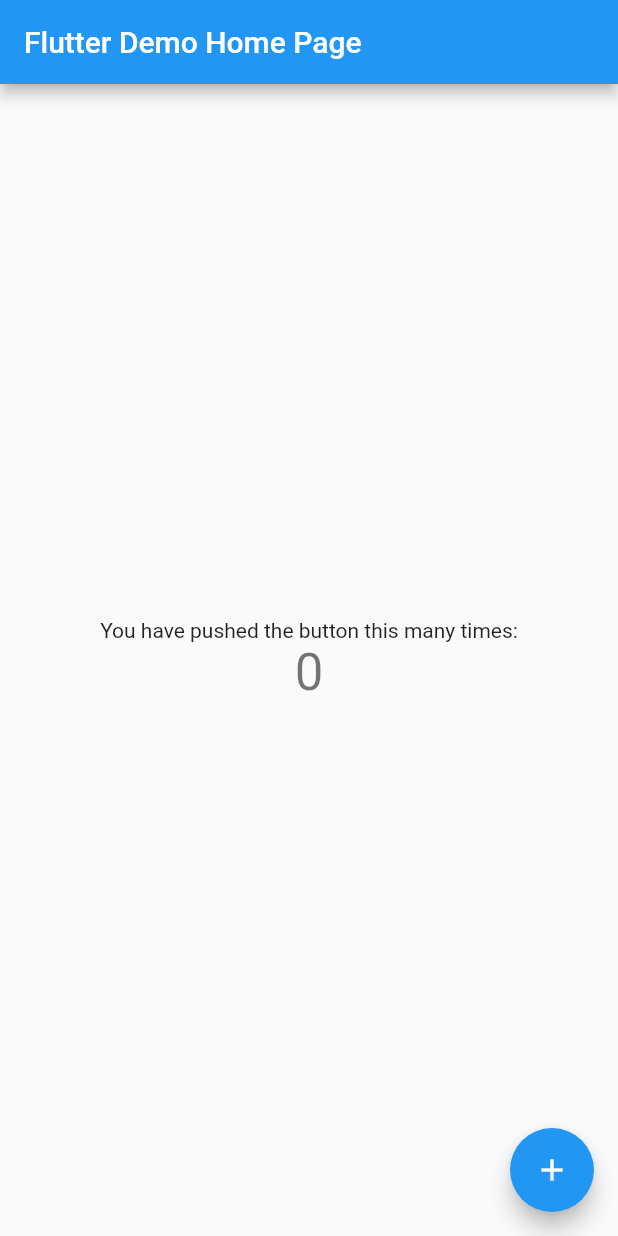
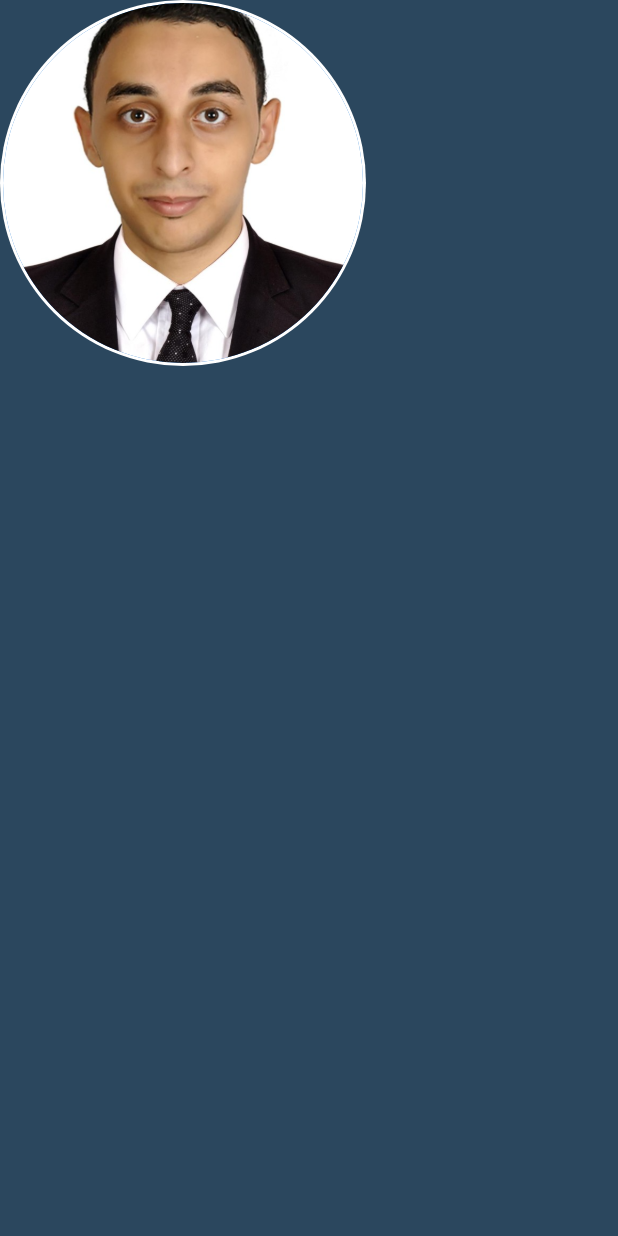
Before and after one commit to MohamedEssam9009/busniess_card_app, a Flutter app: the screen it shows after launch, on a phone screen of 412 x 824 dp. Run offline on Flutter 3.47's test engine with Material 2 defaults, Android fonts, the phone set to English and light mode, and no system bars.

```diff
--- a/lib/main.dart
+++ b/lib/main.dart
@@ -1,115 +1,32 @@
 import 'package:flutter/material.dart';
 
 void main() {
-  runApp(const MyApp());
+  runApp(const BusinessCardApp());
 }
 
-class MyApp extends StatelessWidget {
-  const MyApp({super.key});
+class BusinessCardApp extends StatelessWidget {
+  const BusinessCardApp({super.key});
 
-  // This widget is the root of your application.
   @override
   Widget build(BuildContext context) {
     return MaterialApp(
-      title: 'Flutter Demo',
-      theme: ThemeData(
-        // This is the theme of your application.
-        //
-        // Try running your application with "flutter run". You'll see the
-        // application has a blue toolbar. Then, without quitting the app, try
-        // changing the primarySwatch below to Colors.green and then invoke
-        // "hot reload" (press "r" in the console where you ran "flutter run",
-        // or simply save your changes to "hot reload" in a Flutter IDE).
-        // Notice that the counter didn't reset back to zero; the application
-        // is not restarted.
-        primarySwatch: Colors.blue,
-      ),
-      home: const MyHomePage(title: 'Flutter Demo Home Page'),
-    );
-  }
-}
-
-class MyHomePage extends StatefulWidget {
-  const MyHomePage({super.key, required this.title});
-
-  // This widget is the home page of your application. It is stateful, meaning
-  // that it has a State object (defined below) that contains fields that affect
-  // how it looks.
-
-  // This class is the configuration for the state. It holds the values (in this
-  // case the title) provided by the parent (in this case the App widget) and
-  // used by the build method of the State. Fields in a Widget subclass are
-  // always marked "final".
-
-  final String title;
-
-  @override
-  State<MyHomePage> createState() => _MyHomePageState();
-}
-
-class _MyHomePageState extends State<MyHomePage> {
-  int _counter = 0;
-
-  void _incrementCounter() {
-    setState(() {
-      // This call to setState tells the Flutter framework that something has
-      // changed in this State, which causes it to rerun the build method below
-      // so that the display can reflect the updated values. If we changed
-      // _counter without calling setState(), then the build method would not be
-      // called again, and so nothing would appear to happen.
-      _counter++;
-    });
-  }
-
-  @override
-  Widget build(BuildContext context) {
-    // This method is rerun every time setState is called, for instance as done
-    // by the _incrementCounter method above.
-    //
-    // The Flutter framework has been optimized to make rerunning build methods
-    // fast, so that you can just rebuild anything that needs updating rather
-    // than having to individually change instances of widgets.
-    return Scaffold(
-      appBar: AppBar(
-        // Here we take the value from the MyHomePage object that was created by
-        // the App.build method, and use it to set our appbar title.
-        title: Text(widget.title),
-      ),
-      body: Center(
-        // Center is a layout widget. It takes a single child and positions it
-        // in the middle of the parent.
-        child: Column(
-          // Column is also a layout widget. It takes a list of children and
-          // arranges them vertically. By default, it sizes itself to fit its
-          // children horizontally, and tries to be as tall as its parent.
-          //
-          // Invoke "debug painting" (press "p" in the console, choose the
-          // "Toggle Debug Paint" action from the Flutter Inspector in Android
-          // Studio, or the "Toggle Debug Paint" command in Visual Studio Code)
-          // to see the wireframe for each widget.
-          //
-          // Column has various properties to control how it sizes itself and
-          // how it positions its children. Here we use mainAxisAlignment to
-          // center the children vertically; the main axis here is the vertical
-          // axis because Columns are vertical (the cross axis would be
-          // horizontal).
-          mainAxisAlignment: MainAxisAlignment.center,
-          children: <Widget>[
-            const Text(
-              'You have pushed the button this many times:',
-            ),
-            Text(
-              '$_counter',
-              style: Theme.of(context).textTheme.headline4,
+      debugShowCheckedModeBanner: false,
+      title: 'My Business Card',
+      home: Scaffold(
+        backgroundColor: const Color(0xFF2B475E),
+        body: Column(
+          children: [
+            CircleAvatar(
+              radius: 122.0,
+              backgroundColor: Colors.white,
+              child: CircleAvatar(
+                radius: 120.0,
+                backgroundImage: AssetImage('images/my_image.png'),
+              ),
             ),
           ],
         ),
       ),
-      floatingActionButton: FloatingActionButton(
-        onPressed: _incrementCounter,
-        tooltip: 'Increment',
-        child: const Icon(Icons.add),
-      ), // This trailing comma makes auto-formatting nicer for build methods.
     );
   }
 }
```
Also changed, not shown: pubspec.yaml (+4 -56 lines), images/my_image.png (added), 1 other file.
